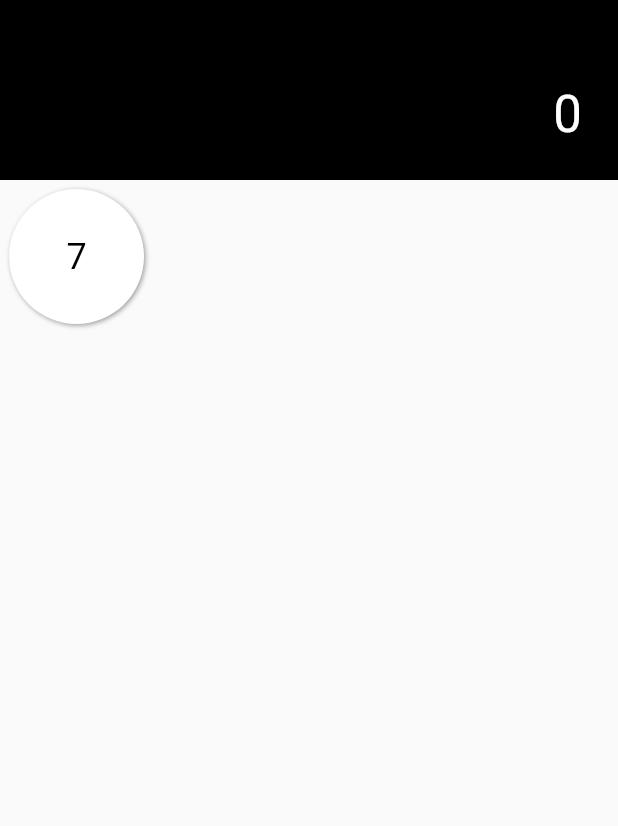
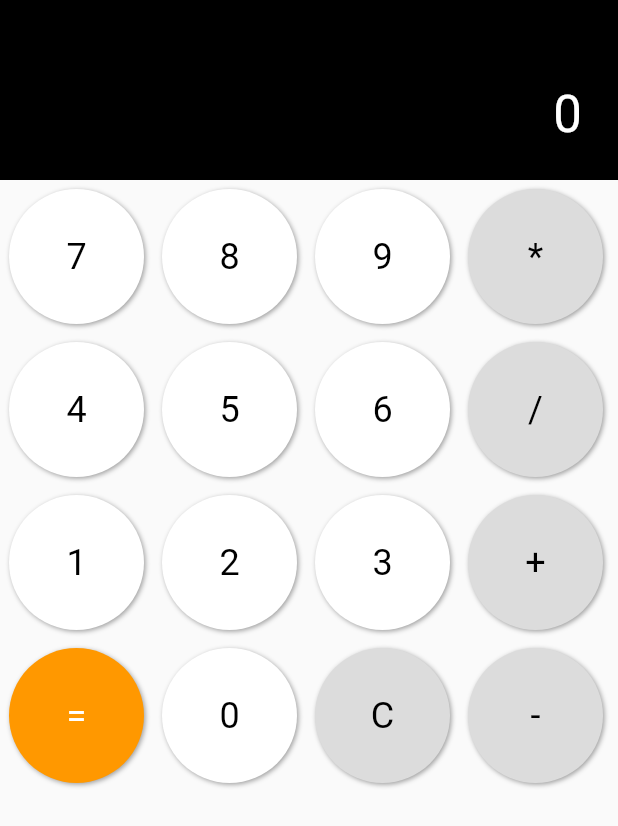
Before and after one commit to newtykip/flutter-calculator, a Flutter app: the screen it shows after launch, on a phone screen of 412 x 824 dp. Shown: the top 826 px of the screen. Run offline on Flutter 3.47's test engine with Material 2 defaults, Android fonts, the phone set to English and light mode, and no system bars.

Commit message:
Populate the entire calculator with buttons

```diff
--- a/lib/button.dart
+++ b/lib/button.dart
@@ -5,14 +5,14 @@ class CalculatorButton extends StatelessWidget {
       {required this.label,
       required this.onTap,
       required this.size,
-      this.backgroundColor = Colors.white,
-      this.labelColor = Colors.black});
+      this.backgroundColour = Colors.white,
+      this.labelColour = Colors.black});
 
   final String label;
   final VoidCallback onTap;
   final double size;
-  final Color backgroundColor;
-  final Color labelColor;
+  final Color backgroundColour;
+  final Color labelColour;
 
   @override
   Widget build(BuildContext context) {
@@ -27,7 +27,7 @@ class CalculatorButton extends StatelessWidget {
                     color: Colors.grey, offset: Offset(1, 1), blurRadius: 2),
               ],
               borderRadius: BorderRadius.all(Radius.circular(size / 2)),
-              color: backgroundColor
+              color: backgroundColour
             ),
             child: InkWell(
               customBorder: RoundedRectangleBorder(
@@ -39,7 +39,7 @@ class CalculatorButton extends StatelessWidget {
                   label,
                   style: TextStyle(
                     fontSize: 24,
-                    color: labelColor
+                    color: labelColour
                   )
                 )
               )
--- a/lib/calculation.dart
+++ b/lib/calculation.dart
@@ -9,24 +9,54 @@ class Calculation extends StatefulWidget {
 
 class _CalculationState extends State<Calculation> {
   int result = 0;
+  Color operatorColour = const Color.fromRGBO(220, 220, 220, 1);
+
+  Widget _getButton(
+      {required String text,
+      required VoidCallback onTap,
+      Color backgroundColour = Colors.white,
+      Color textColour = Colors.black}) {
+    return CalculatorButton(
+        label: text,
+        onTap: onTap,
+        size: 90,
+        backgroundColour: backgroundColour,
+        labelColour: textColour);
+  }
 
   @override
   Widget build(BuildContext context) {
-    return Column(
-      children: [
-        ResultDisplay(text: result.toString()),
-        Row(
-          children: [
-            CalculatorButton(
-              label: '7',
-              onTap: () => {},
-              size: 90,
-              backgroundColor: Colors.white,
-              labelColor: Colors.black,
-            )
-          ]
-        )
-      ]
-    );
+    return Column(children: [
+      ResultDisplay(text: result.toString()),
+      Row(children: [
+        _getButton(text: '7', onTap: () => numberPressed(7)),
+        _getButton(text: '8', onTap: () => numberPressed(8)),
+        _getButton(text: '9', onTap: () => numberPressed(9)),
+        _getButton(text: '*', onTap: () => operatorPressed('*'), backgroundColour: operatorColour)
+      ]),
+      Row(children: [
+        _getButton(text: '4', onTap: () => numberPressed(4)),
+        _getButton(text: '5', onTap: () => numberPressed(5)),
+        _getButton(text: '6', onTap: () => numberPressed(6)),
+        _getButton(text: '/', onTap: () => operatorPressed('/'), backgroundColour: operatorColour)
+      ]),
+      Row(children: [
+        _getButton(text: '1', onTap: () => numberPressed(1)),
+        _getButton(text: '2', onTap: () => numberPressed(2)),
+        _getButton(text: '3', onTap: () => numberPressed(3)),
+        _getButton(text: '+', onTap: () => operatorPressed('+'), backgroundColour: operatorColour)
+      ]),
+      Row(children: [
+        _getButton(text: '=', onTap: calculateResult, backgroundColour: Colors.orange, textColour: Colors.white),
+        _getButton(text: '0', onTap: () => numberPressed(0)),
+        _getButton(text: 'C', onTap: clear, backgroundColour: operatorColour),
+        _getButton(text: '-', onTap: () => operatorPressed('-'), backgroundColour: operatorColour)
+      ])
+    ]);
   }
+
+  operatorPressed(String operator) {}
+  numberPressed(int number) {}
+  calculateResult() {}
+  clear() {}
 }
```
